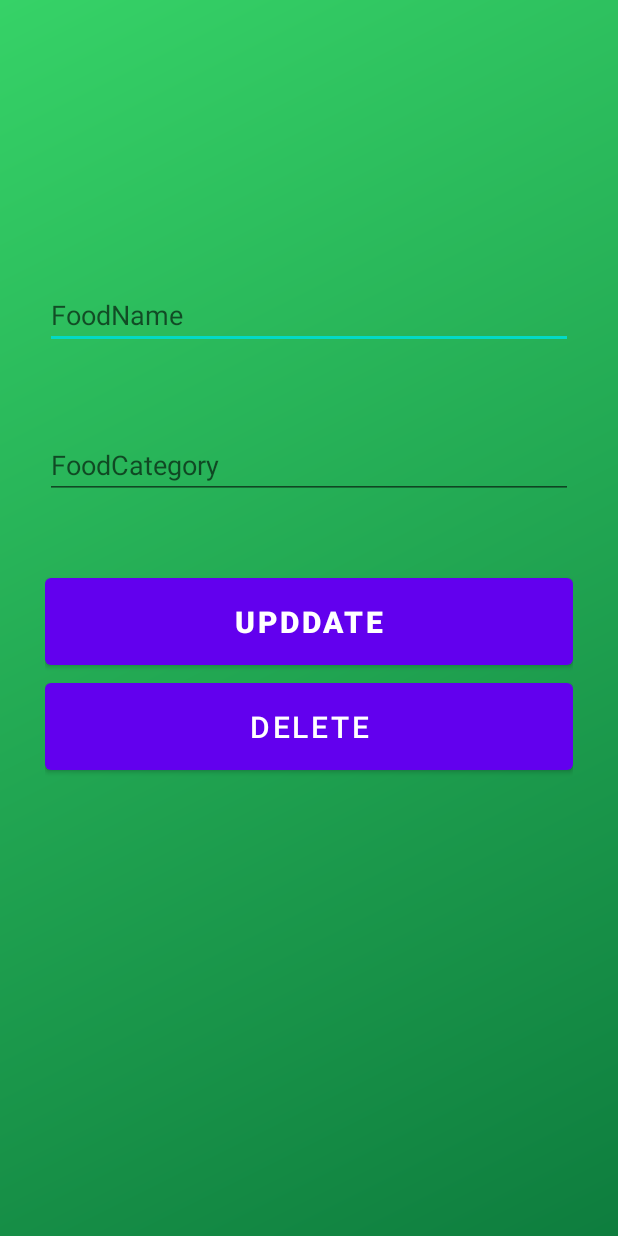
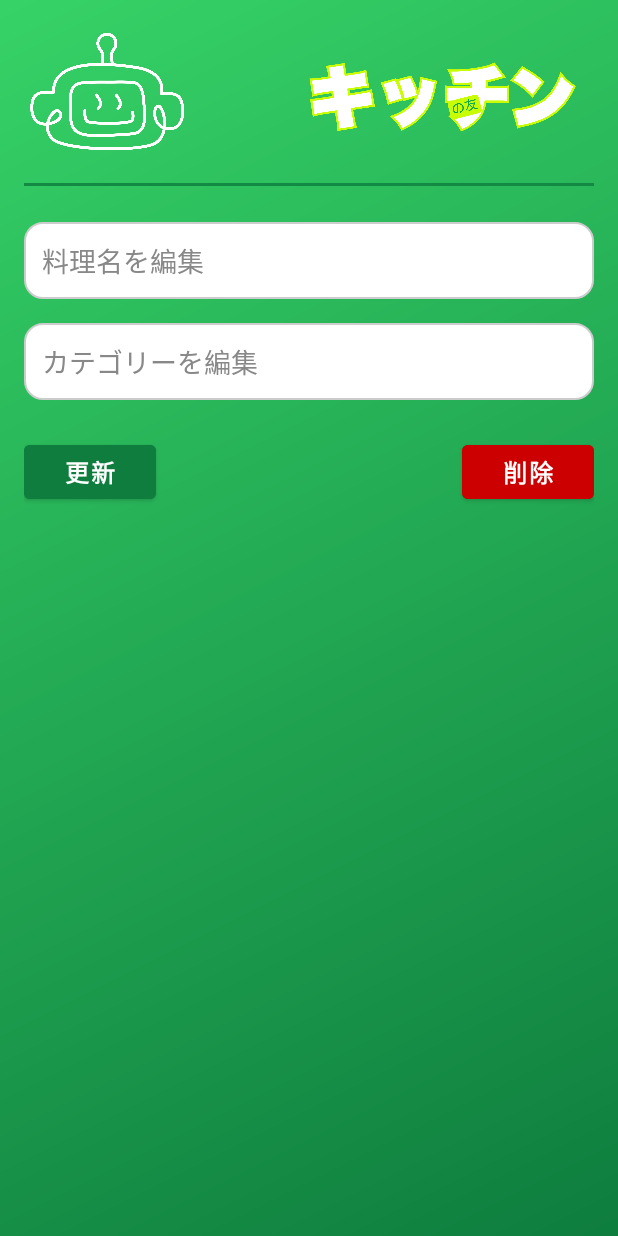
Before and after one commit to ronloheo123/KitchennoTomo, an Android app: the UpdateActivity screen opened directly, with no data from a screen before it, on a phone screen of 412 x 824 dp. Run offline under Robolectric (Android 15) with nearby library versions, the phone set to English and light mode, and no system bars.

```diff
--- /dev/null
+++ b/app/src/main/res/drawable/bg_circle_green.xml
@@ -0,0 +1,5 @@
+<?xml version="1.0" encoding="utf-8"?>
+<shape xmlns:android="http://schemas.android.com/apk/res/android"
+    android:shape="oval">
+    <solid android:color="@color/greenPrimary"/>
+</shape>
--- /dev/null
+++ b/app/src/main/res/drawable/bg_edittext.xml
@@ -0,0 +1,6 @@
+<shape xmlns:android="http://schemas.android.com/apk/res/android" android:shape="rectangle">
+    <solid android:color="@android:color/white"/>
+    <corners android:radius="12dp"/>
+    <stroke android:width="1dp" android:color="#CCCCCC"/>
+    <padding android:left="8dp" android:top="8dp" android:right="8dp" android:bottom="8dp"/>
+</shape>
--- a/app/src/main/res/layout/activity_main.xml
+++ b/app/src/main/res/layout/activity_main.xml
@@ -26,8 +26,10 @@
         android:contentDescription="logo right"
         app:layout_constraintBottom_toTopOf="@+id/divider"
         app:layout_constraintEnd_toEndOf="parent"
+        app:layout_constraintHorizontal_bias="1.0"
         app:layout_constraintStart_toEndOf="@+id/ivHeaderLeft"
         app:layout_constraintTop_toTopOf="parent"
+        app:layout_constraintVertical_bias="0.0"
         app:srcCompat="@drawable/iconchu" />
 
     <View
@@ -43,7 +45,7 @@
     <!-- SEARCH -->
     <LinearLayout
         android:id="@+id/searchBox"
-        android:layout_width="0dp"
+        android:layout_width="340dp"
         android:layout_height="48dp"
         android:layout_marginTop="16dp"
         android:background="@drawable/bg_search"
--- a/app/src/main/res/layout/activity_update.xml
+++ b/app/src/main/res/layout/activity_update.xml
@@ -1,66 +1,108 @@
 <?xml version="1.0" encoding="utf-8"?>
-<androidx.constraintlayout.widget.ConstraintLayout xmlns:android="http://schemas.android.com/apk/res/android"
+<androidx.constraintlayout.widget.ConstraintLayout
+    xmlns:android="http://schemas.android.com/apk/res/android"
     xmlns:app="http://schemas.android.com/apk/res-auto"
     xmlns:tools="http://schemas.android.com/tools"
     android:id="@+id/main"
     android:layout_width="match_parent"
     android:layout_height="match_parent"
-    android:padding="30sp"
-    tools:context=".AddActivity">
+    android:padding="16dp">
 
+    <!-- HEADER -->
+    <ImageView
+        android:id="@+id/ivHeaderLeft"
+        android:layout_width="110dp"
+        android:layout_height="90dp"
+        app:srcCompat="@drawable/icontrang"
+        android:contentDescription="logo left"
+        app:layout_constraintTop_toTopOf="parent"
+        app:layout_constraintStart_toStartOf="parent"/>
 
+    <ImageView
+        android:id="@+id/ivHeaderRight"
+        android:layout_width="189dp"
+        android:layout_height="96dp"
+        android:layout_marginEnd="8dp"
+        android:contentDescription="logo right"
+        app:layout_constraintBottom_toTopOf="@+id/divider"
+        app:layout_constraintEnd_toEndOf="parent"
+        app:layout_constraintHorizontal_bias="1.0"
+        app:layout_constraintStart_toEndOf="@+id/ivHeaderLeft"
+        app:layout_constraintTop_toTopOf="parent"
+        app:layout_constraintVertical_bias="0.0"
+        app:srcCompat="@drawable/iconchu" />
+
+    <View
+        android:id="@+id/divider"
+        android:layout_width="0dp"
+        android:layout_height="2dp"
+        android:layout_marginTop="16dp"
+        android:background="@color/greenStroke"
+        app:layout_constraintEnd_toEndOf="parent"
+        app:layout_constraintStart_toStartOf="parent"
+        app:layout_constraintTop_toBottomOf="@id/ivHeaderLeft" />
+
+    <!-- Tên món ăn -->
     <EditText
         android:id="@+id/foodnameupdate"
-        android:layout_width="match_parent"
+        android:layout_width="0dp"
         android:layout_height="wrap_content"
-        android:layout_marginTop="152dp"
-        android:layout_marginBottom="33dp"
-        android:ems="10"
-        android:hint="FoodName"
+        android:hint="料理名を編集"
         android:inputType="text"
+        android:textColor="@android:color/black"
+        android:textColorHint="@color/grayText"
+        android:background="@drawable/bg_edittext"
+        android:padding="12dp"
+        app:layout_constraintTop_toBottomOf="@id/divider"
+        app:layout_constraintStart_toStartOf="parent"
+        app:layout_constraintEnd_toEndOf="parent"
+        android:layout_marginTop="24dp" />
 
-        app:layout_constraintBottom_toTopOf="@+id/foodcategoryupdate"
-        app:layout_constraintTop_toTopOf="parent"
-        tools:layout_editor_absoluteX="30dp" />
-
+    <!-- Loại món -->
     <EditText
         android:id="@+id/foodcategoryupdate"
-        android:layout_width="match_parent"
+        android:layout_width="0dp"
         android:layout_height="wrap_content"
-        android:layout_marginTop="15dp"
-        android:layout_marginBottom="456dp"
-        android:ems="10"
-        android:hint="FoodCategory"
+        android:hint="カテゴリーを編集"
         android:inputType="text"
+        android:textColor="@android:color/black"
+        android:textColorHint="@color/grayText"
+        android:background="@drawable/bg_edittext"
+        android:padding="12dp"
+        app:layout_constraintTop_toBottomOf="@id/foodnameupdate"
+        app:layout_constraintStart_toStartOf="parent"
+        app:layout_constraintEnd_toEndOf="parent"
+        android:layout_marginTop="16dp" />
 
-        app:layout_constraintBottom_toBottomOf="parent"
-        app:layout_constraintTop_toBottomOf="@+id/foodnameupdate"
-        tools:layout_editor_absoluteX="112dp" />
-
+    <!-- Nút Update -->
     <Button
         android:id="@+id/update_button"
-        android:layout_width="match_parent"
-        android:layout_height="70dp"
-        android:layout_marginTop="50dp"
-        android:layout_marginBottom="350dp"
-        android:text="UPDDATE"
+        android:layout_width="wrap_content"
+        android:layout_height="48dp"
+        android:text="更新"
         android:textAllCaps="false"
-        android:textSize="20sp"
+        android:textSize="16sp"
         android:textStyle="bold"
-        app:layout_constraintBottom_toBottomOf="parent"
-        app:layout_constraintTop_toBottomOf="@+id/foodcategoryupdate"
-        app:layout_constraintVertical_bias="0.4"
-        tools:layout_editor_absoluteX="30dp" />
+        android:backgroundTint="@color/greenPrimary"
+        android:textColor="@android:color/white"
+        android:paddingHorizontal="24dp"
+        app:layout_constraintTop_toBottomOf="@id/foodcategoryupdate"
+        app:layout_constraintStart_toStartOf="parent"
+        android:layout_marginTop="24dp" />
 
+    <!-- Nút Delete -->
     <Button
         android:id="@+id/delete_button"
-        android:layout_width="match_parent"
-        android:layout_height="70dp"
-        android:text="DELETE"
-        android:textSize="20sp"
-        app:layout_constraintEnd_toEndOf="parent"
-        app:layout_constraintStart_toStartOf="parent"
-        app:layout_constraintTop_toBottomOf="@+id/update_button" />
-
+        android:layout_width="wrap_content"
+        android:layout_height="48dp"
+        android:text="削除"
+        android:textAllCaps="false"
+        android:textSize="16sp"
+        android:textStyle="bold"
+        android:backgroundTint="@android:color/holo_red_dark"
+        android:textColor="@android:color/white"
+        android:paddingHorizontal="24dp"
+        app:layout_constraintTop_toTopOf="@id/update_button"
+        app:layout_constraintEnd_toEndOf="parent" />
 
 </androidx.constraintlayout.widget.ConstraintLayout>
--- a/app/src/main/res/values/colors.xml
+++ b/app/src/main/res/values/colors.xml
@@ -6,4 +6,5 @@
     <color name="yellowAccent">#D7FF47</color>
     <color name="surface">#FFFFFF</color>
     <color name="textPrimary">#103A1E</color>
+    <color name="grayText">#888888</color>
 </resources>
```
Also changed, not shown: app/src/main/res/drawable/ic_arrow_right.xml (added, +10 -0 lines), app/src/main/res/layout/activity_add.xml (+74 -31 lines), app/src/main/res/layout/item_recipe.xml (+42 -41 lines).
